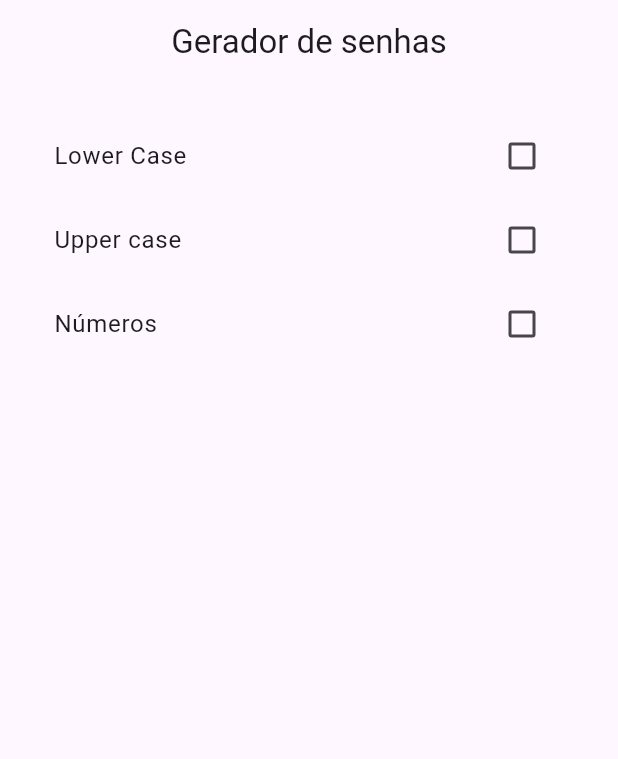
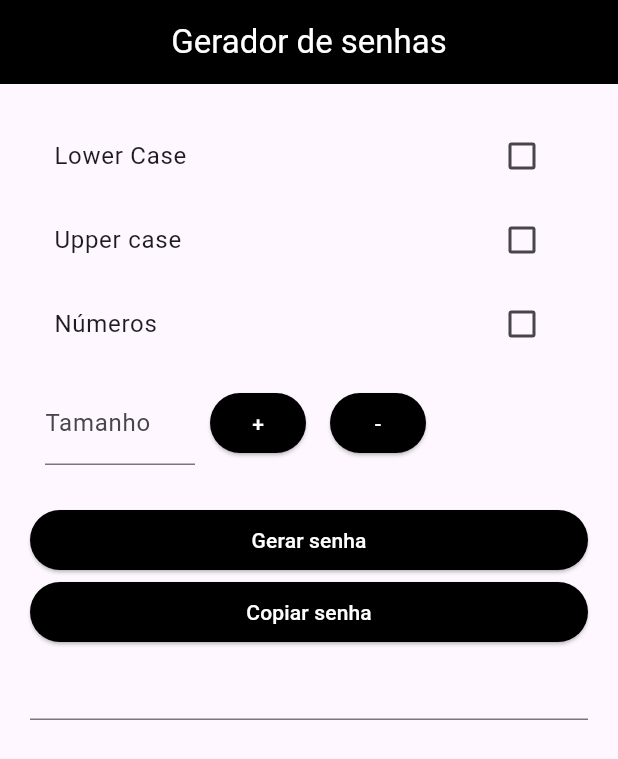
Before and after one commit to Moura14/generator_password-flutter, a Flutter app: the screen it shows after launch, on a phone screen of 412 x 824 dp. Shown: the top 759 px of the screen. Run offline on Flutter 3.47's test engine with Material 2 defaults, Android fonts, the phone set to English and light mode, and no system bars.

Commit message:
finalização tela inicial

```diff
--- a/lib/screens/home_screens.dart
+++ b/lib/screens/home_screens.dart
@@ -8,18 +8,83 @@ class HomeScreens extends StatelessWidget {
   Widget build(BuildContext context) {
     return Scaffold(
         appBar: AppBar(
-        title: const Text('Gerador de senhas'),
+          backgroundColor: Colors.black,
+          title: const Text(
+            'Gerador de senhas',
+            style: TextStyle(color: Colors.white),
+          ),
           centerTitle: true,
         ),
-      body: Container(
+        body: SingleChildScrollView(
+          child: Container(
               padding: const EdgeInsets.all(20),
-          child: const Column(
+              child: Column(
                 children: [
-              CheckBoxList('Lower Case', false),
-              CheckBoxList('Upper case', false),
-              CheckBoxList('Números', false)
+                  const CheckBoxList('Lower Case', false),
+                  const CheckBoxList('Upper case', false),
+                  const CheckBoxList('Números', false),
+                  Row(
+                    children: [
+                      Container(
+                        padding: const EdgeInsets.all(10),
+                        child: const SizedBox(
+                          width: 100,
+                          child: TextField(
+                            decoration: InputDecoration(labelText: 'Tamanho'),
+                          ),
+                        ),
+                      ),
+                      ElevatedButton(
+                          onPressed: () {
+                            print('Faz Alguma coisa');
+                          },
+                          style: ElevatedButton.styleFrom(
+                              backgroundColor: Colors.black),
+                          child: const Text(
+                            '+',
+                            style: TextStyle(color: Colors.white),
+                          )),
+                      const SizedBox(
+                        width: 16,
+                      ),
+                      ElevatedButton(
+                          onPressed: () {
+                            print('Faz outra coisa');
+                          },
+                          style: ElevatedButton.styleFrom(
+                              backgroundColor: Colors.black),
+                          child: const Text(
+                            '-',
+                            style: TextStyle(color: Colors.white),
+                          ))
+                    ],
+                  ),
+                  const SizedBox(
+                    height: 16,
+                  ),
+                  SizedBox(
+                      width: 400,
+                      child: ElevatedButton(
+                          style: ElevatedButton.styleFrom(
+                              backgroundColor: Colors.black),
+                          onPressed: () {},
+                          child: const Text(
+                            'Gerar senha',
+                            style: TextStyle(color: Colors.white),
+                          ))),
+                  SizedBox(
+                      width: 400,
+                      child: ElevatedButton(
+                          style: ElevatedButton.styleFrom(
+                              backgroundColor: Colors.black),
+                          onPressed: () {},
+                          child: const Text(
+                            'Copiar senha',
+                            style: TextStyle(color: Colors.white),
+                          ))),
+                  const TextField()
                 ],
               )),
-    );
+        ));
   }
 }
```
Lines whose indentation alone changed are shown as unchanged.
